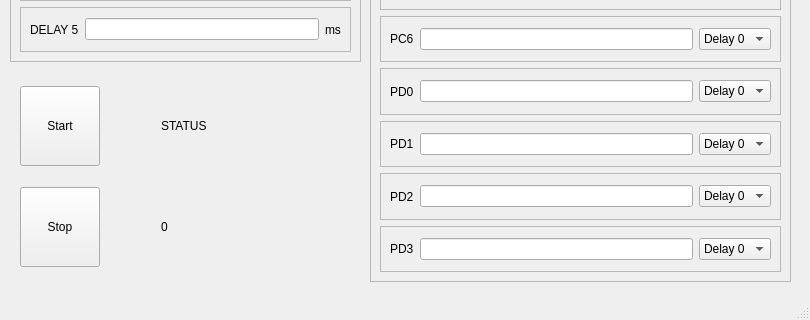
This is mainwindow.ui in dungducphan/UT3_TriggerBox_HostGUI as Qt 5 draws it before an edit; both pictures show x 0 to 810 and y 338 to 658 of the 810 by 658 pixel window. The edited form follows.
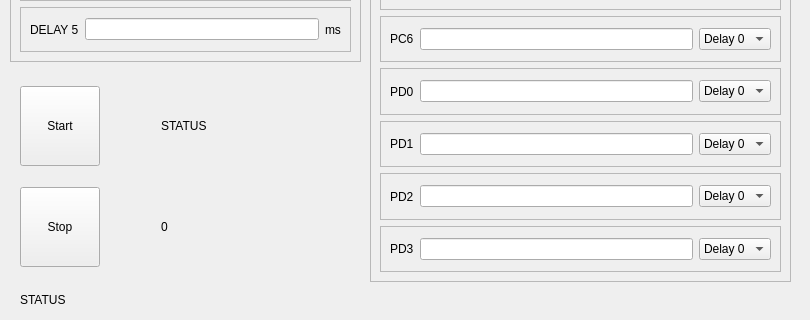
This is the edited form.

```diff
--- a/mainwindow.ui
+++ b/mainwindow.ui
@@ -1071,6 +1071,19 @@
      </item>
     </layout>
    </widget>
+   <widget class="QLabel" name="label_StatusBar">
+    <property name="geometry">
+     <rect>
+      <x>20</x>
+      <y>610</y>
+      <width>771</width>
+      <height>17</height>
+     </rect>
+    </property>
+    <property name="text">
+     <string>STATUS</string>
+    </property>
+   </widget>
   </widget>
   <widget class="QMenuBar" name="menubar">
    <property name="geometry">
@@ -1094,7 +1107,6 @@
    </widget>
    <addaction name="menuFile"/>
   </widget>
-  <widget class="QStatusBar" name="statusbar"/>
   <action name="actionConnect">
    <property name="text">
     <string>Connect</string>
```
